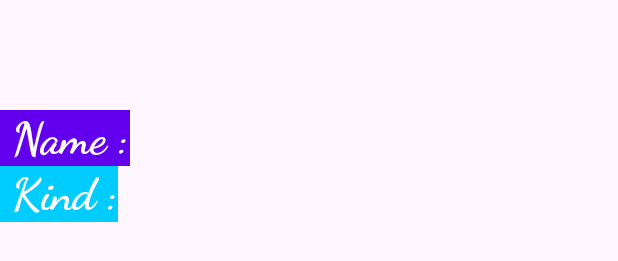
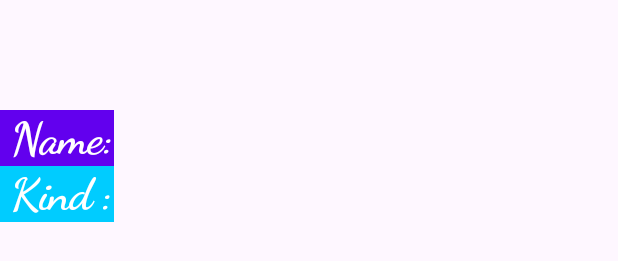
Before and after one commit to Dxsonu7/Pokemon-Recycle-App, an Android app: the layout poke_item.xml on its own in the app's theme, with its tools: preview values and no code run, on a phone screen of 412 x 824 dp. Shown: the part 391-652 px from the top of the screen. Run offline under Robolectric (Android 15) with nearby library versions, the phone set to English and light mode, and no system bars; network calls fail; Roboto replaces fonts that are not available here.

Commit message:
added custom styles and implemented for cleaner code

```diff
--- a/app/src/main/java/com/example/marvelapp/PokeAdapter.kt
+++ b/app/src/main/java/com/example/marvelapp/PokeAdapter.kt
@@ -55,7 +55,7 @@ class PokeAdapter(private val pokemonList: List<Pokemon>) :
 
     override fun onBindViewHolder(holder: ViewHolder, position: Int) {
         val currentPokemon = pokemonList[position]
-        holder.nameTextView.text = " ${currentPokemon.name.replaceFirstChar { it.uppercase() }}"
+        holder.nameTextView.text = "  ${currentPokemon.name.replaceFirstChar { it.uppercase() }}"
         holder.typeTextView.text = "  ${currentPokemon.type.replaceFirstChar { it.uppercase() }}"
         Glide.with(holder.itemView.context).load(currentPokemon.imageUrl).into(holder.imageView)
     }
--- a/app/src/main/res/layout/poke_item.xml
+++ b/app/src/main/res/layout/poke_item.xml
@@ -23,10 +23,9 @@
         android:layout_height="wrap_content"
         android:background="@color/purple_500"
         android:fontFamily="cursive"
-        android:text=" Name :"
+        android:textAppearance="@style/TextAppearance.Quote"
+        android:text=" Name:"
         android:textColor="@color/white"
-        android:textSize="30sp"
-        android:textStyle="bold"
         app:layout_constraintEnd_toStartOf="@id/nameTextView"
         app:layout_constraintTop_toBottomOf="@id/pokemonImageView" />
 
@@ -47,12 +46,10 @@
         android:layout_width="wrap_content"
         android:layout_height="wrap_content"
         android:text=" Kind :"
+        android:textAppearance="@style/TextAppearance.Quote"
         android:fontFamily="cursive"
         android:background="@color/blue"
         android:textColor="@color/white"
-        android:textStyle="bold"
-        android:layout_marginBottom="32dp"
-        android:textSize="30sp"
         app:layout_constraintTop_toBottomOf="@id/nameTitle"
         app:layout_constraintEnd_toStartOf="@id/typeTextView" />
 
@@ -62,7 +59,7 @@
         android:layout_height="wrap_content"
         android:textSize="30sp"
         android:textColor="@color/white"
-        android:layout_marginBottom="48dp"
+        android:layout_marginBottom="32dp"
         android:text=""
         app:layout_constraintStart_toEndOf="@id/typeTitle"
         app:layout_constraintTop_toBottomOf="@id/nameTitle"/>
--- a/app/src/main/res/values-night/themes.xml
+++ b/app/src/main/res/values-night/themes.xml
@@ -5,4 +5,12 @@
         <item name="android:fontFamily">@font/amiko</item>
         <!-- <item name="colorPrimary">@color/my_dark_primary</item> -->
     </style>
+
+    <style name="TextAppearance.Quote" parent="TextAppearance.MaterialComponents.Headline1">
+        <item name="android:textColor">#073b4c</item>
+        <item name="android:textSize">30sp</item>
+        <item name="android:padding">8dp</item>
+        <item name ="android:textStyle">bold</item>
+        <item name="android:layout_marginBottom">32dp</item>
+    </style>
 </resources>
--- a/app/src/main/res/values/themes.xml
+++ b/app/src/main/res/values/themes.xml
@@ -4,6 +4,12 @@
         <!-- Customize your light theme here. -->
         <item name="android:fontFamily">@font/amiko</item>
     </style>
-
+    <style name="TextAppearance.Quote" parent="TextAppearance.MaterialComponents.Headline1">
+        <item name="android:textColor">#073b4c</item>
+        <item name="android:textSize">30sp</item>
+        <item name="android:padding">8dp</item>
+        <item name ="android:textStyle">bold</item>
+        <item name="android:layout_marginBottom">32dp</item>
+    </style>
     <style name="Theme.MarvelApp" parent="Base.Theme.MarvelApp" />
 </resources>
```
